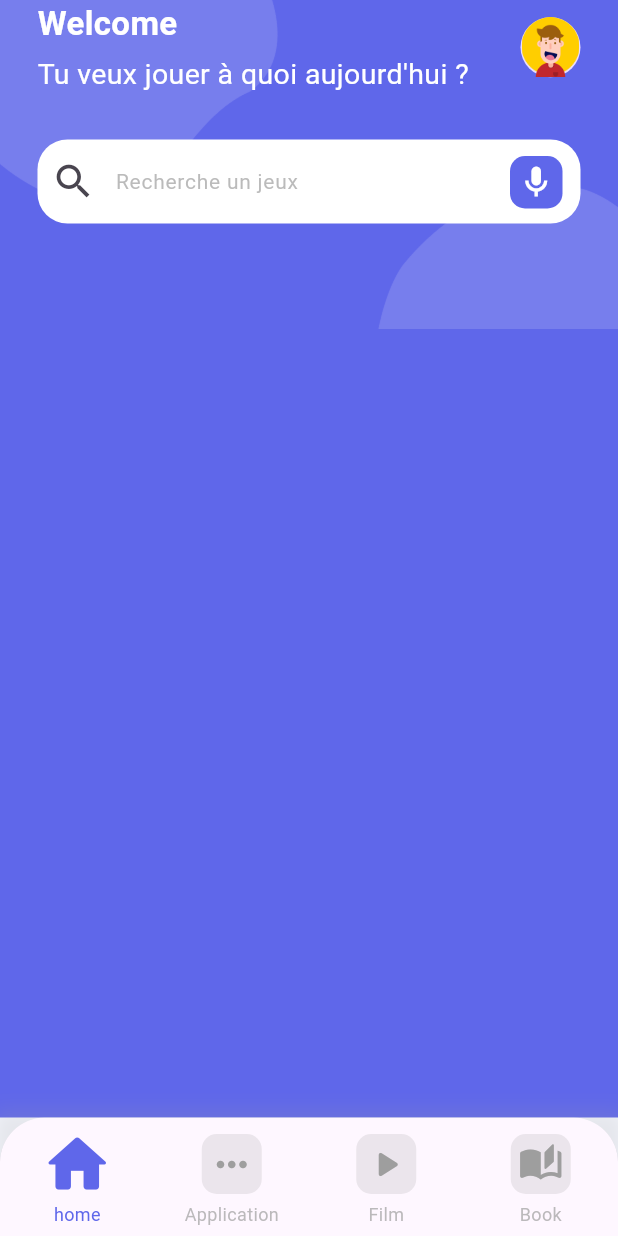
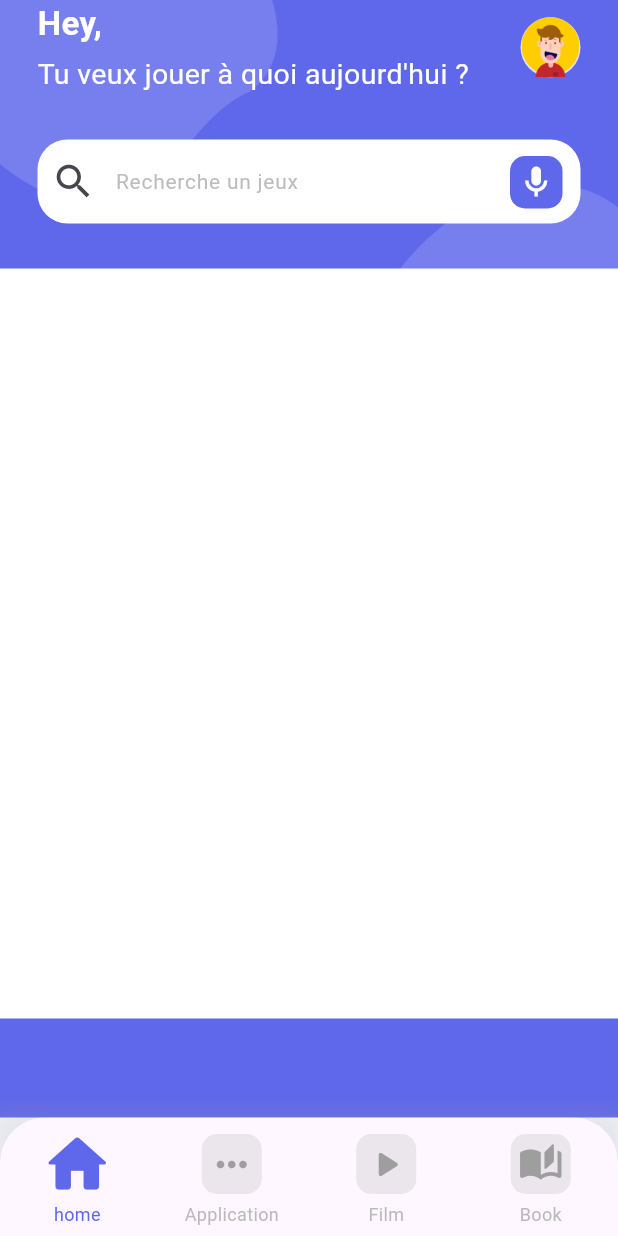
Before and after one commit to nbena69/gamestore, a Flutter app: the screen it shows after launch, on a phone screen of 412 x 824 dp. Run offline on Flutter 3.47's test engine with Material 3 defaults, Android fonts, the phone set to English and light mode, and no system bars.

```diff
--- a/lib/home/home.dart
+++ b/lib/home/home.dart
@@ -1,4 +1,5 @@
 import 'package:flutter/material.dart';
+import 'package:gamestore/home/widgets/category.dart';
 import 'package:gamestore/home/widgets/header.dart';
 import 'package:gamestore/home/widgets/search.dart';
 
@@ -36,6 +37,7 @@ class HomePage extends StatelessWidget {
             children: [
               HeaderSection(),
               SearchSection(),
+              CategorySection(),
             ],
           )
         ],
--- a/lib/home/widgets/category.dart
+++ b/lib/home/widgets/category.dart
@@ -5,6 +5,9 @@ class CategorySection extends StatelessWidget {
 
   @override
   Widget build(BuildContext context) {
-    return Container();
+    return Container(
+      height: 500,
+      color: Colors.white,
+    );
   }
 }
--- a/lib/home/widgets/header.dart
+++ b/lib/home/widgets/header.dart
@@ -18,7 +18,7 @@ class HeaderSection extends StatelessWidget {
             crossAxisAlignment: CrossAxisAlignment.start,
             children: [
               Text(
-                'Welcome',
+                'Hey,',
                 style: TextStyle(
                   fontSize: 22,
                   color: Colors.white,
```
